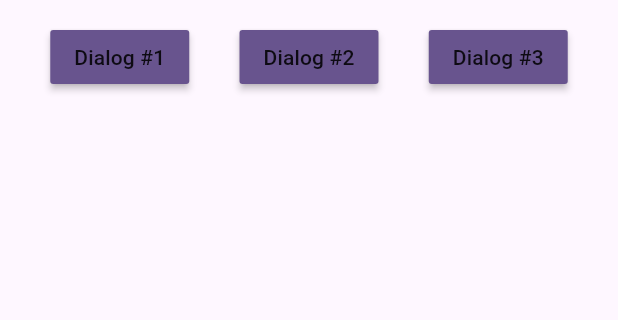
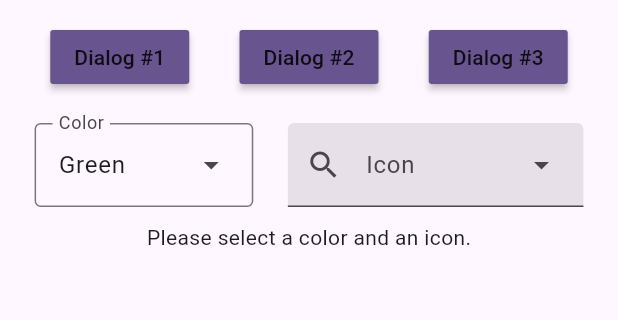
Before and after one commit to Tona-Mangobyte/flutter-fundamentals, a Flutter app: the screen it shows after launch, on a phone screen of 412 x 824 dp, the part 63-383 px from its top. Run offline on Flutter 3.47's test engine with Material 3 defaults, Android fonts, the phone set to English and light mode, and no system bars; our stand-ins replace sqflite; accounts and stored records are empty.

Commit message:
make simple DropdownMenu

```diff
--- a/simple_components/lib/screens/home_screen.dart
+++ b/simple_components/lib/screens/home_screen.dart
@@ -8,6 +8,11 @@ class HomeScreen extends StatefulWidget {
 }
 
 class _HomeScreenState extends State<HomeScreen> {
+
+  final TextEditingController colorController = TextEditingController();
+  final TextEditingController iconController = TextEditingController();
+  ColorLabel? selectedColor;
+  IconLabel? selectedIcon;
 
   @override
   Widget build(BuildContext context) {
@@ -36,10 +41,97 @@ class _HomeScreenState extends State<HomeScreen> {
                 child: const Text("Dialog #3"),
               )
             ],
-          )
+          ),
+          const SizedBox(height: 20),
+          Row(
+            mainAxisAlignment: MainAxisAlignment.spaceEvenly,
+            children: <Widget>[
+              _buildDropdownMenuColor(),
+              _buildDropdownMenuIcon(),
+            ],
+          ),
+          const SizedBox(height: 10),
+          _buildDisplaySelected(),
         ]
       ),
     );
+  }
+
+  Widget _buildDropdownMenuColor() {
+    return DropdownMenu<ColorLabel>(
+      initialSelection: ColorLabel.green,
+      controller: colorController,
+      // requestFocusOnTap is enabled/disabled by platforms when it is null.
+      // On mobile platforms, this is false by default. Setting this to true will
+      // trigger focus request on the text field and virtual keyboard will appear
+      // afterward. On desktop platforms however, this defaults to true.
+      requestFocusOnTap: true,
+      label: const Text('Color'),
+      onSelected: (ColorLabel? color) {
+        setState(() {
+          selectedColor = color;
+        });
+      },
+      dropdownMenuEntries: ColorLabel.values
+          .map<DropdownMenuEntry<ColorLabel>>(
+              (ColorLabel color) {
+            return DropdownMenuEntry<ColorLabel>(
+              value: color,
+              label: color.label,
+              enabled: color.label != 'Grey',
+              style: MenuItemButton.styleFrom(
+                foregroundColor: color.color,
+              ),
+            );
+          }).toList(),
+    );
+  }
+  Widget _buildDropdownMenuIcon() {
+    return DropdownMenu<IconLabel>(
+      controller: iconController,
+      enableFilter: true,
+      requestFocusOnTap: true,
+      leadingIcon: const Icon(Icons.search),
+      label: const Text('Icon'),
+      inputDecorationTheme: const InputDecorationTheme(
+        filled: true,
+        contentPadding: EdgeInsets.symmetric(vertical: 5.0),
+      ),
+      onSelected: (IconLabel? icon) {
+        setState(() {
+          selectedIcon = icon;
+        });
+      },
+      dropdownMenuEntries:
+      IconLabel.values.map<DropdownMenuEntry<IconLabel>>(
+            (IconLabel icon) {
+          return DropdownMenuEntry<IconLabel>(
+            value: icon,
+            label: icon.label,
+            leadingIcon: Icon(icon.icon),
+          );
+        },
+      ).toList(),
+    );
+  }
+  Widget _buildDisplaySelected() {
+     if (selectedColor != null && selectedIcon != null) {
+       return Row(
+         mainAxisAlignment: MainAxisAlignment.center,
+         children: <Widget>[
+           Text(
+               'You selected a ${selectedColor?.label} ${selectedIcon?.label}'),
+           Padding(
+             padding: const EdgeInsets.symmetric(horizontal: 5),
+             child: Icon(
+               selectedIcon?.icon,
+               color: selectedColor?.color,
+             ),
+           )
+         ],
+       );
+     }
+    return const Text('Please select a color and an icon.');
   }
 
   Future<void> _buildShowDialog(BuildContext context) {
@@ -79,3 +171,30 @@ class _HomeScreenState extends State<HomeScreen> {
     );
   }
 }
+
+enum ColorLabel {
+  blue('Blue', Colors.blue),
+  pink('Pink', Colors.pink),
+  green('Green', Colors.green),
+  yellow('Orange', Colors.orange),
+  grey('Grey', Colors.grey);
+
+  const ColorLabel(this.label, this.color);
+  final String label;
+  final Color color;
+}
+
+// DropdownMenuEntry labels and values for the second dropdown menu.
+enum IconLabel {
+  smile('Smile', Icons.sentiment_satisfied_outlined),
+  cloud(
+    'Cloud',
+    Icons.cloud_outlined,
+  ),
+  brush('Brush', Icons.brush_outlined),
+  heart('Heart', Icons.favorite);
+
+  const IconLabel(this.label, this.icon);
+  final String label;
+  final IconData icon;
+}
```
